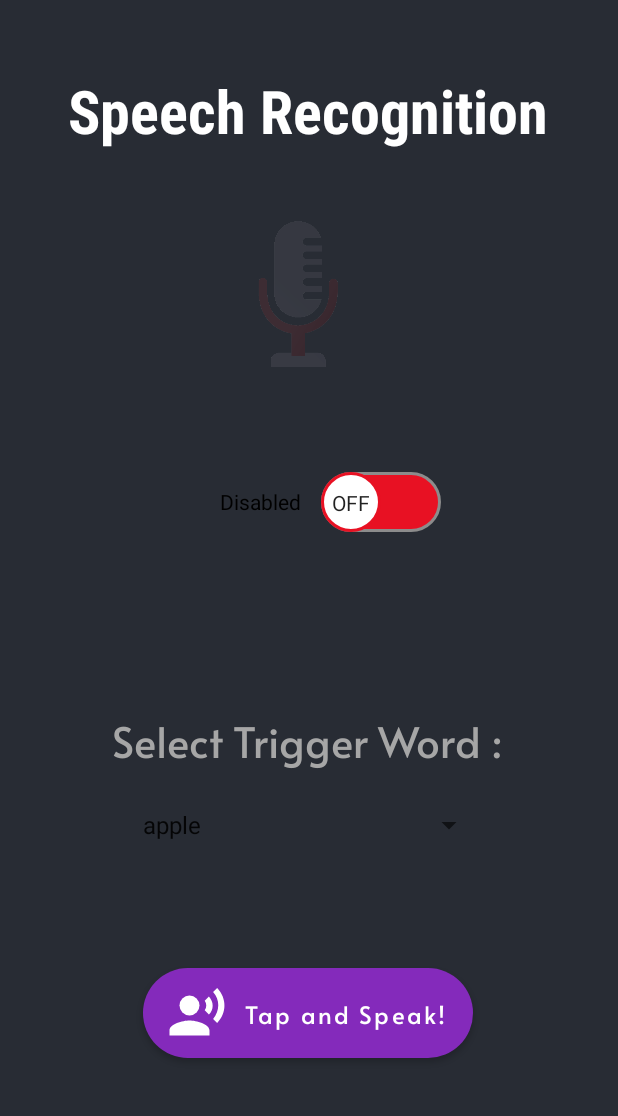
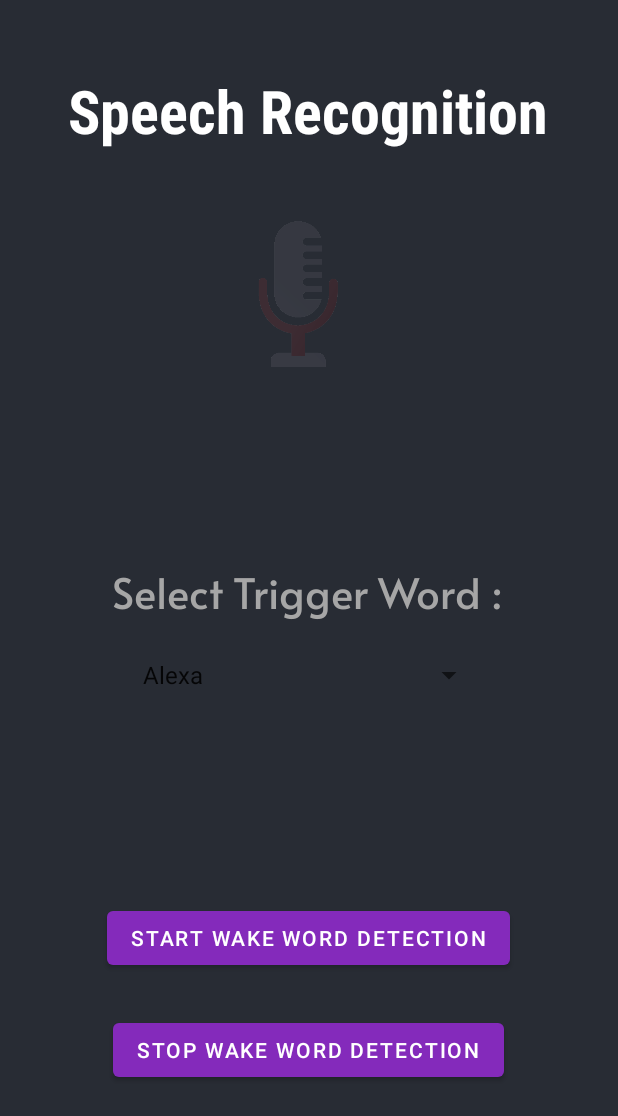
Before and after one commit to swastikbansal/Kavach, an Android app: the VoiceRecognition screen opened directly, with no data from a screen before it, on a phone screen of 412 x 824 dp. Shown: the top 1116 px of the screen. Run offline under Robolectric (Android 15) with nearby library versions, the phone set to English and light mode, and no system bars; Roboto replaces fonts that are not available here; 3 statements that could not run were skipped.

Commit message:
Speech recognition 1st Draft Completed.

```diff
--- a/app/build.gradle
+++ b/app/build.gradle
@@ -50,5 +50,6 @@ dependencies {
     testImplementation 'junit:junit:4.13.2'
     androidTestImplementation 'androidx.test.ext:junit:1.1.5'
     androidTestImplementation 'androidx.test.espresso:espresso-core:3.5.1'
+    implementation ("ai.picovoice:porcupine-android:2.2.2")
 
 }
--- a/app/src/main/AndroidManifest.xml
+++ b/app/src/main/AndroidManifest.xml
@@ -7,6 +7,7 @@
     <uses-permission android:name="android.permission.RECORD_AUDIO" />
     <!-- SMS -->
     <uses-permission android:name="android.permission.SEND_SMS" />
+    <uses-permission android:name="android.permission.FOREGROUND_SERVICE" />
     <uses-permission android:name="android.permission.READ_EXTERNAL_STORAGE"
         android:maxSdkVersion="32" />
     <uses-permission android:name="android.permission.WRITE_EXTERNAL_STORAGE"
@@ -77,6 +78,10 @@
         <meta-data
             android:name="preloaded_fonts"
             android:resource="@array/preloaded_fonts" />
+
+        <service
+            android:name=".WakeWordService"
+            android:foregroundServiceType="location" />
     </application>
 
 </manifest>
--- a/app/src/main/java/com/example/kavach/VoiceRecognition.java
+++ b/app/src/main/java/com/example/kavach/VoiceRecognition.java
@@ -1,9 +1,12 @@
 package com.example.kavach;
 
-import androidx.appcompat.app.AppCompatActivity;
-import androidx.appcompat.widget.SwitchCompat;
-
 import android.annotation.SuppressLint;
+import android.content.BroadcastReceiver;
+import android.content.Context;
+import android.content.Intent;
+import android.content.IntentFilter;
+import android.content.SharedPreferences;
+import android.location.Location;
 import android.os.Bundle;
 import android.view.View;
 import android.view.animation.Animation;
@@ -11,17 +14,10 @@ import android.view.animation.AnimationUtils;
 import android.widget.AdapterView;
 import android.widget.ArrayAdapter;
 import android.widget.Button;
-import android.widget.CompoundButton;
 import android.widget.Spinner;
-import android.content.ActivityNotFoundException;
-import android.speech.RecognizerIntent;
-import android.widget.Switch;
 import android.widget.Toast;
-import java.util.ArrayList;
-import java.util.Locale;
-import android.content.SharedPreferences;
-import android.content.Intent;
 
+import androidx.appcompat.app.AppCompatActivity;
 
 import pl.droidsonroids.gif.GifImageView;
 
@@ -33,11 +29,32 @@ public class VoiceRecognition extends AppCompatActivity {
     //Animations
     Animation speechAnimation;
 
-    private static final int REQUEST_CODE_SPEECH_INPUT = 100;
-    private static final String TRIGGER_WORD_KEY = "trigger_word";
-    private static final String DEFAULT_TRIGGER_WORD = "shield";
-    private SwitchCompat switchStatus;
-    private boolean isSpeechRecognitionEnabled = false;
+    private Button startButton;
+    private Button stopButton;
+    private boolean isWakeWordServiceRunning = false;
+
+    String triggerWordKey = Constants.TRIGGER_WORD_KEY;
+    String defaultTriggerWord = Constants.DEFAULT_TRIGGER_WORD;
+
+    private LocationHandler locationHandler;
+
+
+    private BroadcastReceiver wakeWordReceiver = new BroadcastReceiver() {
+        @Override
+        public void onReceive(Context context, Intent intent) {
+            if ("WAKE_WORD_DETECTED".equals(intent.getAction())) {
+                int keywordIndex = intent.getIntExtra("keywordIndex", -1);
+                String selectedWakeWord = intent.getStringExtra("selectedWakeWord");
+
+                if (keywordIndex == 0) {
+                    showToast("Wake word detected: " + selectedWakeWord);
+                    locationHandler.getCurrentLocation();
+                } else {
+                    showToast("Detected wake word does not match selected wake word");
+                }
+            }
+        }
+    };
 
     @SuppressLint("MissingInflatedId")
     @Override
@@ -51,31 +68,7 @@ public class VoiceRecognition extends AppCompatActivity {
         voice = findViewById(R.id.gifsr);
         voice.setAnimation(speechAnimation);
 
-        // Initialize the Switch widget
-        switchStatus = findViewById(R.id.switch1);
-        switchStatus.setChecked(false); // Default state is "disabled"
-        switchStatus.setText("Disabled    "); // Default text
 
-        switchStatus.setOnCheckedChangeListener(new Switch.OnCheckedChangeListener() {
-            @Override
-            public void onCheckedChanged(CompoundButton buttonView, boolean isChecked) {
-                isSpeechRecognitionEnabled = isChecked;
-                switchStatus.setText(isChecked ? "Enabled    " : "Disabled    ");
-            }
-        });
-
-        Button btnSpeechRecognition = findViewById(R.id.btnSpeechRecognition);
-        btnSpeechRecognition.setOnClickListener(new View.OnClickListener() {
-            @Override
-            public void onClick(View v) {
-                if (isSpeechRecognitionEnabled) {
-                    startSpeechRecognition();
-                    Toast.makeText(VoiceRecognition.this, "Work is in Prototype Stage. Still Developing.", Toast.LENGTH_SHORT).show();
-                } else {
-                    Toast.makeText(VoiceRecognition.this, "Speech recognition is disabled. Enable the switch to use it.", Toast.LENGTH_SHORT).show();
-                }
-            }
-        });
 
         Spinner spinnerDropdown = findViewById(R.id.spinnerDropdown);
         ArrayAdapter<CharSequence> adapter = ArrayAdapter.createFromResource(
@@ -94,61 +87,103 @@ public class VoiceRecognition extends AppCompatActivity {
                 // Save the selected item to SharedPreferences as lowercase
                 SharedPreferences sharedPreferences = getSharedPreferences("my_prefs", MODE_PRIVATE);
                 SharedPreferences.Editor editor = sharedPreferences.edit();
-                editor.putString(TRIGGER_WORD_KEY, selectedItem.toLowerCase());
+                editor.putString(Constants.TRIGGER_WORD_KEY, selectedItem.toLowerCase());
                 editor.apply();
+
+                // Stop the current wake word service if running
+                if (isWakeWordServiceRunning) {
+                    stopWakeWordService();
+                    startWakeWordService();
+                }
             }
 
             @Override
             public void onNothingSelected(AdapterView<?> adapterView) {
-                // Handle the case when nothing is selected (optional)
+                // Handle the case when nothing is selected (if needed)
             }
         });
+
+
+        // Initialize buttons
+        startButton = findViewById(R.id.startButton);
+        stopButton = findViewById(R.id.stopButton);
+
+        // Set click listeners for buttons
+        startButton.setOnClickListener(new View.OnClickListener() {
+            @Override
+            public void onClick(View view) {
+                if (!isWakeWordServiceRunning) {
+                    startWakeWordService();
+                }
+            }
+        });
+
+        stopButton.setOnClickListener(new View.OnClickListener() {
+            @Override
+            public void onClick(View view) {
+                if (isWakeWordServiceRunning) {
+                    stopWakeWordService();
+                }
+            }
+        });
+
+        // Register the BroadcastReceiver
+        IntentFilter filter = new IntentFilter("WAKE_WORD_DETECTED");
+        registerReceiver(wakeWordReceiver, filter);
+
+        locationHandler = new LocationHandler(this, new LocationHandler.LocationListener() {
+            @Override
+            public void onLocationChanged(double latitude, double longitude) {}
+
+            @Override
+            public void onLocationChanged(Location location) {
+                // Implement this if needed
+            }
+        });
+
     }
 
-    private void startSpeechRecognition() {
-        Intent intent = new Intent(RecognizerIntent.ACTION_RECOGNIZE_SPEECH);
-        intent.putExtra(RecognizerIntent.EXTRA_LANGUAGE_MODEL, RecognizerIntent.LANGUAGE_MODEL_FREE_FORM);
-        intent.putExtra(RecognizerIntent.EXTRA_LANGUAGE, Locale.getDefault());
+    @Override
+    protected void onDestroy() {
+        super.onDestroy();
+        // Unregister the BroadcastReceiver
+        unregisterReceiver(wakeWordReceiver);
+    }
 
-        try {
-            // Start the speech recognition activity
-            startActivityForResult(intent, REQUEST_CODE_SPEECH_INPUT);
-        } catch (ActivityNotFoundException e) {
-            // Speech recognition not supported on this device
-            Toast.makeText(this, "Speech recognition is not supported on this device.", Toast.LENGTH_SHORT).show();
+    private void startWakeWordService() {
+        if (!isWakeWordServiceRunning) {
+
+            // Start the wake word service
+            Intent serviceIntent = new Intent(this, WakeWordService.class);
+            startService(serviceIntent);
+
+            // Disable start button and enable stop button
+            startButton.setEnabled(false);
+            stopButton.setEnabled(true);
+            isWakeWordServiceRunning = true;
         }
     }
+
+    private void stopWakeWordService() {
+        Intent serviceIntent = new Intent(this, WakeWordService.class);
+        stopService(serviceIntent);
+
+        // Enable start button and disable stop button
+        startButton.setEnabled(true);
+        stopButton.setEnabled(false);
+        isWakeWordServiceRunning = false;
+    }
+
+
 
     @Override
     protected void onActivityResult(int requestCode, int resultCode, Intent data) {
         super.onActivityResult(requestCode, resultCode, data);
 
-        if (requestCode == REQUEST_CODE_SPEECH_INPUT && resultCode == RESULT_OK && data != null) {
-            // Get the recognized speech results
-            ArrayList<String> result = data.getStringArrayListExtra(RecognizerIntent.EXTRA_RESULTS);
 
-            if (result != null && result.size() > 0) {
-                // Process the recognized speech result
-                String recognizedText = result.get(0);
+    }
 
-                // Get the trigger word from SharedPreferences with default value
-                SharedPreferences sharedPreferences = getSharedPreferences("my_prefs", MODE_PRIVATE);
-                String triggerWord = sharedPreferences.getString(TRIGGER_WORD_KEY, DEFAULT_TRIGGER_WORD).toLowerCase();
-
-                // Check if the recognized text contains the trigger word
-                if (!triggerWord.isEmpty() && recognizedText.toLowerCase().contains(triggerWord)) {
-
-                    // Call the sendSMS() method from SmsHandler to send the SMS
-                    SmsHandler.sendSMS(this, "Hi, the sender has selected you as their Emergency contact. In time of future crisis, an SOS help message will be sent to you.");
-                    // Trigger word is recognized, indicating that using toast
-                    Toast.makeText(this, "Recognized Successful", Toast.LENGTH_SHORT).show();
-
-
-                } else {
-                    // Trigger word is not recognized
-                    Toast.makeText(this, "Unable to Recognize. Try Again!", Toast.LENGTH_SHORT).show();
-                }
-            }
-        }
+    private void showToast(String message) {
+        Toast.makeText(this, message, Toast.LENGTH_SHORT).show();
     }
 }
--- a/app/src/main/res/layout/activity_voice_recognition.xml
+++ b/app/src/main/res/layout/activity_voice_recognition.xml
@@ -42,15 +42,14 @@
         android:id="@+id/spinnerDropdown"
         android:layout_width="236dp"
         android:layout_height="40dp"
+        android:layout_marginTop="16dp"
         android:entries="@array/spinner_items"
         android:spinnerMode="dropdown"
         android:textColor="#a6a6a6"
-        app:layout_constraintBottom_toTopOf="@+id/btnSpeechRecognition"
         app:layout_constraintEnd_toEndOf="parent"
         app:layout_constraintHorizontal_bias="0.497"
         app:layout_constraintStart_toStartOf="parent"
-        app:layout_constraintTop_toBottomOf="@+id/trigger"
-        app:layout_constraintVertical_bias="0.178" />
+        app:layout_constraintTop_toBottomOf="@+id/trigger" />
 
     <TextView
         android:id="@+id/trigger"
@@ -65,38 +64,30 @@
         app:layout_constraintHorizontal_bias="0.496"
         app:layout_constraintStart_toStartOf="parent"
         app:layout_constraintTop_toTopOf="parent"
-        app:layout_constraintVertical_bias="0.602" />
+        app:layout_constraintVertical_bias="0.475" />
 
     <Button
-        android:id="@+id/btnSpeechRecognition"
-        android:layout_width="220dp"
-        android:layout_height="60dp"
-        android:layout_centerInParent="true"
-        android:background="@drawable/custom_button"
-        android:drawableLeft="@drawable/baseline_record_voice_over_24"
-        android:fontFamily="@font/alata"
-        android:text="Tap and Speak!"
-        android:textAllCaps="false"
-        android:textSize="16sp"
+        android:id="@+id/startButton"
+        android:layout_width="wrap_content"
+        android:layout_height="wrap_content"
+        android:text="Start Wake Word Detection"
         app:layout_constraintBottom_toBottomOf="parent"
         app:layout_constraintEnd_toEndOf="parent"
-        app:layout_constraintHorizontal_bias="0.497"
+        app:layout_constraintHorizontal_bias="0.496"
         app:layout_constraintStart_toStartOf="parent"
-        app:layout_constraintTop_toBottomOf="@+id/trigger"
-        app:layout_constraintVertical_bias="0.526" />
+        app:layout_constraintTop_toTopOf="parent"
+        app:layout_constraintVertical_bias="0.775" />
 
-    <androidx.appcompat.widget.SwitchCompat
-        android:id="@+id/switch1"
+    <Button
+        android:id="@+id/stopButton"
         android:layout_width="wrap_content"
         android:layout_height="wrap_content"
-        android:thumb="@drawable/thumb"
+        android:text="Stop Wake Word Detection"
         app:layout_constraintBottom_toBottomOf="parent"
         app:layout_constraintEnd_toEndOf="parent"
-        app:layout_constraintHorizontal_bias="0.555"
+        app:layout_constraintHorizontal_bias="0.496"
         app:layout_constraintStart_toStartOf="parent"
-        app:layout_constraintTop_toTopOf="parent"
-        app:layout_constraintVertical_bias="0.4"
-        app:showText="true"
-        app:track="@drawable/track" />
+        app:layout_constraintTop_toBottomOf="@id/startButton"
+        app:layout_constraintVertical_bias="0.211" />
 
 </androidx.constraintlayout.widget.ConstraintLayout>
--- a/app/src/main/res/values/strings.xml
+++ b/app/src/main/res/values/strings.xml
@@ -26,10 +26,20 @@
     <string name="switch_off">OFF</string>
 
     <string-array name="spinner_items">
-        <item>apple</item>
-        <item>banana</item>
-        <item>papaya</item>
-        <item>kiwi</item>
+        <item>Alexa</item>
+        <item>Americano</item>
+        <item>Blueberry</item>
+        <item>Bumblebee</item>
+        <item>Computer</item>
+        <item>Grapefruit</item>
+        <item>Grasshopper</item>
+        <item>Hey_Google</item>
+        <item>Hey_Siri</item>
+        <item>Jarvis</item>
+        <item>Ok_Google</item>
+        <item>PicoVoice</item>
+        <item>Porcupine</item>
+        <item>Terminator</item>
     </string-array>
 
 </resources>
```
